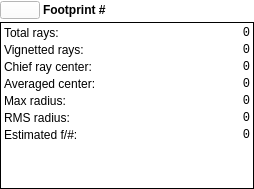
Qt form RZGUI/FootprintInfoWidget.ui (HARMONI-CAB/RayZaler) before a commit.
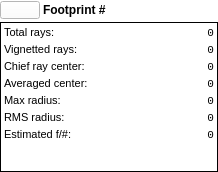
The same form after that commit.

```diff
--- a/RZGUI/FootprintInfoWidget.ui
+++ b/RZGUI/FootprintInfoWidget.ui
@@ -6,8 +6,8 @@
    <rect>
     <x>0</x>
     <y>0</y>
-    <width>254</width>
-    <height>189</height>
+    <width>218</width>
+    <height>172</height>
    </rect>
   </property>
   <property name="windowTitle">
@@ -94,6 +94,11 @@
       </property>
       <item row="0" column="0">
        <widget class="QLabel" name="label_7">
+        <property name="font">
+         <font>
+          <pointsize>8</pointsize>
+         </font>
+        </property>
         <property name="text">
          <string>Total rays:</string>
         </property>
@@ -107,6 +112,7 @@
         <property name="font">
          <font>
           <family>Monospace</family>
+          <pointsize>8</pointsize>
          </font>
         </property>
         <property name="text">
@@ -120,8 +126,13 @@
         </property>
        </widget>
       </item>
-      <item row="2" column="0">
+      <item row="1" column="0">
        <widget class="QLabel" name="label_6">
+        <property name="font">
+         <font>
+          <pointsize>8</pointsize>
+         </font>
+        </property>
         <property name="text">
          <string>Vignetted rays:</string>
         </property>
@@ -130,11 +141,12 @@
         </property>
        </widget>
       </item>
-      <item row="2" column="1">
+      <item row="1" column="1">
        <widget class="QLabel" name="vignettedRaysLabel">
         <property name="font">
          <font>
           <family>Monospace</family>
+          <pointsize>8</pointsize>
          </font>
         </property>
         <property name="text">
@@ -148,8 +160,47 @@
         </property>
        </widget>
       </item>
-      <item row="4" column="0">
+      <item row="2" column="0">
+       <widget class="QLabel" name="label">
+        <property name="font">
+         <font>
+          <pointsize>8</pointsize>
+         </font>
+        </property>
+        <property name="text">
+         <string>Chief ray center:</string>
+        </property>
+        <property name="textInteractionFlags">
+         <set>Qt::LinksAccessibleByMouse|Qt::TextSelectableByKeyboard|Qt::TextSelectableByMouse</set>
+        </property>
+       </widget>
+      </item>
+      <item row="2" column="1">
+       <widget class="QLabel" name="chiefCenterLabel">
+        <property name="font">
+         <font>
+          <family>Monospace</family>
+          <pointsize>8</pointsize>
+         </font>
+        </property>
+        <property name="text">
+         <string>0</string>
+        </property>
+        <property name="alignment">
+         <set>Qt::AlignRight|Qt::AlignTrailing|Qt::AlignVCenter</set>
+        </property>
+        <property name="textInteractionFlags">
+         <set>Qt::LinksAccessibleByMouse|Qt::TextSelectableByKeyboard|Qt::TextSelectableByMouse</set>
+        </property>
+       </widget>
+      </item>
+      <item row="3" column="0">
        <widget class="QLabel" name="label_2">
+        <property name="font">
+         <font>
+          <pointsize>8</pointsize>
+         </font>
+        </property>
         <property name="text">
          <string>Averaged center:</string>
         </property>
@@ -158,11 +209,12 @@
         </property>
        </widget>
       </item>
-      <item row="4" column="1">
+      <item row="3" column="1">
        <widget class="QLabel" name="centerLabel">
         <property name="font">
          <font>
           <family>Monospace</family>
+          <pointsize>8</pointsize>
          </font>
         </property>
         <property name="text">
@@ -176,8 +228,13 @@
         </property>
        </widget>
       </item>
-      <item row="5" column="0">
+      <item row="4" column="0">
        <widget class="QLabel" name="label_4">
+        <property name="font">
+         <font>
+          <pointsize>8</pointsize>
+         </font>
+        </property>
         <property name="text">
          <string>Max radius:</string>
         </property>
@@ -186,8 +243,32 @@
         </property>
        </widget>
       </item>
-      <item row="6" column="0">
+      <item row="4" column="1">
+       <widget class="QLabel" name="maxRadiusLabel">
+        <property name="font">
+         <font>
+          <family>Monospace</family>
+          <pointsize>8</pointsize>
+         </font>
+        </property>
+        <property name="text">
+         <string>0</string>
+        </property>
+        <property name="alignment">
+         <set>Qt::AlignRight|Qt::AlignTrailing|Qt::AlignVCenter</set>
+        </property>
+        <property name="textInteractionFlags">
+         <set>Qt::LinksAccessibleByMouse|Qt::TextSelectableByKeyboard|Qt::TextSelectableByMouse</set>
+        </property>
+       </widget>
+      </item>
+      <item row="5" column="0">
        <widget class="QLabel" name="label_5">
+        <property name="font">
+         <font>
+          <pointsize>8</pointsize>
+         </font>
+        </property>
         <property name="text">
          <string>RMS radius:</string>
         </property>
@@ -196,11 +277,12 @@
         </property>
        </widget>
       </item>
-      <item row="6" column="1">
+      <item row="5" column="1">
        <widget class="QLabel" name="rmsRadiusLabel">
         <property name="font">
          <font>
           <family>Monospace</family>
+          <pointsize>8</pointsize>
          </font>
         </property>
         <property name="text">
@@ -214,8 +296,13 @@
         </property>
        </widget>
       </item>
-      <item row="7" column="0">
+      <item row="6" column="0">
        <widget class="QLabel" name="label_8">
+        <property name="font">
+         <font>
+          <pointsize>8</pointsize>
+         </font>
+        </property>
         <property name="text">
          <string>Estimated f/#:</string>
         </property>
@@ -224,57 +311,12 @@
         </property>
        </widget>
       </item>
-      <item row="7" column="1">
+      <item row="6" column="1">
        <widget class="QLabel" name="estimatedFLabel">
         <property name="font">
          <font>
           <family>Monospace</family>
-         </font>
-        </property>
-        <property name="text">
-         <string>0</string>
-        </property>
-        <property name="alignment">
-         <set>Qt::AlignRight|Qt::AlignTrailing|Qt::AlignVCenter</set>
-        </property>
-        <property name="textInteractionFlags">
-         <set>Qt::LinksAccessibleByMouse|Qt::TextSelectableByKeyboard|Qt::TextSelectableByMouse</set>
-        </property>
-       </widget>
-      </item>
-      <item row="5" column="1">
-       <widget class="QLabel" name="maxRadiusLabel">
-        <property name="font">
-         <font>
-          <family>Monospace</family>
-         </font>
-        </property>
-        <property name="text">
-         <string>0</string>
-        </property>
-        <property name="alignment">
-         <set>Qt::AlignRight|Qt::AlignTrailing|Qt::AlignVCenter</set>
-        </property>
-        <property name="textInteractionFlags">
-         <set>Qt::LinksAccessibleByMouse|Qt::TextSelectableByKeyboard|Qt::TextSelectableByMouse</set>
-        </property>
-       </widget>
-      </item>
-      <item row="3" column="0">
-       <widget class="QLabel" name="label">
-        <property name="text">
-         <string>Chief ray center:</string>
-        </property>
-        <property name="textInteractionFlags">
-         <set>Qt::LinksAccessibleByMouse|Qt::TextSelectableByKeyboard|Qt::TextSelectableByMouse</set>
-        </property>
-       </widget>
-      </item>
-      <item row="3" column="1">
-       <widget class="QLabel" name="chiefCenterLabel">
-        <property name="font">
-         <font>
-          <family>Monospace</family>
+          <pointsize>8</pointsize>
          </font>
         </property>
         <property name="text">
```
